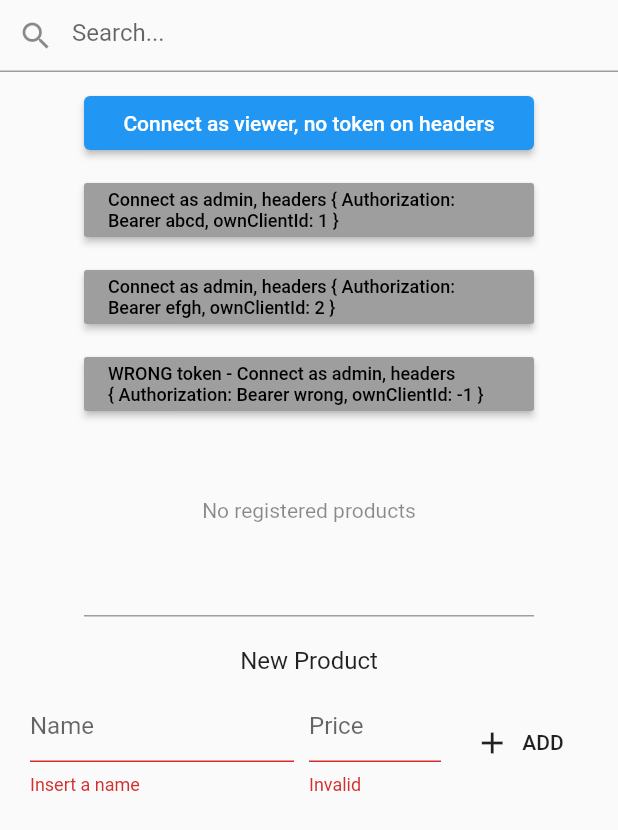
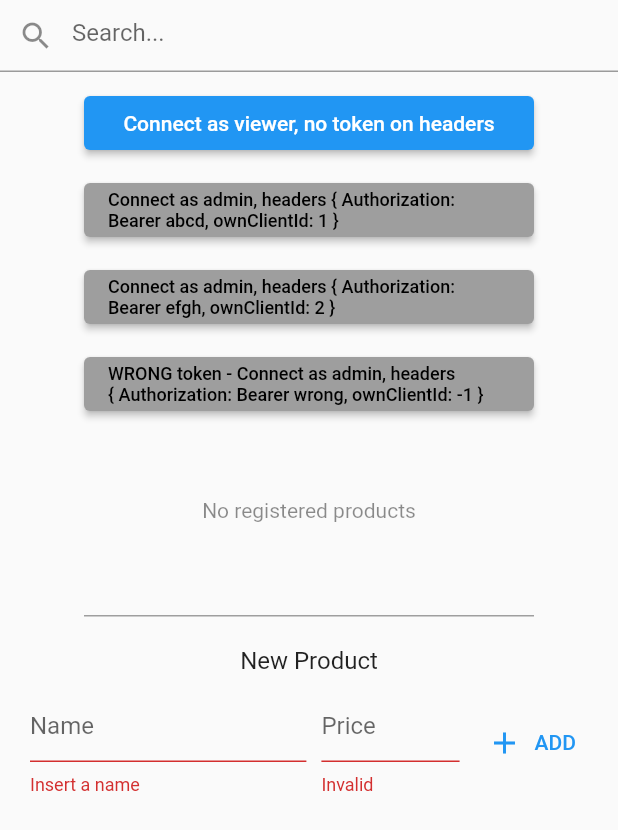
Before and after one commit to RodrigoBertotti/askless-flutter-client, a Flutter app: the CatalogMainPage screen opened directly, after a tap on "ADD", on a phone screen of 412 x 824 dp. Shown: the top 830 px of the screen. Run offline on Flutter 3.47's test engine with Material 2 defaults, Android fonts, the phone set to English and light mode, and no system bars; our stand-ins replace connectivity, random_string, synchronized; network calls fail; statements that could not run were skipped.

Commit message:
Flutter 2.0 examples updates + removing unused imports

```diff
--- a/example/catalog/lib/CatalogMainPage.dart
+++ b/example/catalog/lib/CatalogMainPage.dart
@@ -1,7 +1,6 @@
 import 'package:flutter/material.dart';
 import 'package:askless/askless.dart';
 import 'Product.dart';
-import 'main.dart';
 
 
 class CatalogMainPage extends StatefulWidget {
@@ -233,7 +232,6 @@ class _CatalogMainPageState extends State<CatalogMainPage> {
                         }
                     );
                   },
-                  query: {'search': search},
                 ),
                 SizedBox(
                   height: 20,
@@ -307,7 +305,7 @@ class _CatalogMainPageState extends State<CatalogMainPage> {
                         SizedBox(
                           width: 10,
                         ),
-                        FlatButton.icon(
+                        TextButton.icon(
                             icon: Icon(Icons.add),
                             label: Text('ADD'),
                             onPressed: () async {
@@ -392,8 +390,8 @@ class _CatalogMainPageState extends State<CatalogMainPage> {
       {@required String token, @required int ownClientId, bool wrongToken = false}) {
 
     return Container(
-      width: 300,
-      child: RaisedButton(
+        width: 300,
+        child: ElevatedButton(
           child: Text(
             (wrongToken ? 'WRONG token - ' : '') + 'Connect as admin, headers { Authorization: ' +
                 token.toString() +
@@ -407,8 +405,12 @@ class _CatalogMainPageState extends State<CatalogMainPage> {
               this.connectAsAdmin(ownClientId: ownClientId, token: token, onDisconnect: null);
             });
           },
-          color: getConnectionColor(token, _connection),
-      )
+          style: ButtonStyle(
+              backgroundColor: MaterialStateProperty.all<Color>(
+                  getConnectionColor(token, _connection)
+              )
+          ),
+        )
     );
   }
 
--- a/example/catalog/lib/Product.dart
+++ b/example/catalog/lib/Product.dart
@@ -1,4 +1,3 @@
-import 'package:askless/askless.dart';
 
 class Product{
   int id;
--- a/example/chat/lib/MessageWidget.dart
+++ b/example/chat/lib/MessageWidget.dart
@@ -1,5 +1,4 @@
 import 'package:flutter/material.dart';
-import 'package:askless/askless.dart';
 
 class MessageWidgetOfMyself extends StatelessWidget {
   final String text;
--- a/example/tracking/lib/TrackingApp.dart
+++ b/example/tracking/lib/TrackingApp.dart
@@ -1,9 +1,7 @@
-import 'dart:convert';
 
 import 'package:flutter/material.dart';
 import 'package:askless/askless.dart';
 
-import 'main.dart';
 
 class TrackingApp extends StatelessWidget {
 
@@ -49,7 +47,7 @@ class _MyHomePageState extends State<MyHomePage> {
 
               SizedBox(height: 100,),
 
-              RaisedButton(
+              ElevatedButton(
                 child: Text("I'm waiting", style: _textStyle,),
                 onPressed: (){
                   AsklessClient.instance
--- a/example/tracking/lib/main.dart
+++ b/example/tracking/lib/main.dart
@@ -1,4 +1,3 @@
-import 'dart:convert';
 
 import 'package:flutter/material.dart';
 import 'package:askless/askless.dart';
--- a/lib/src/index.dart
+++ b/lib/src/index.dart
@@ -1,9 +1,6 @@
 import 'dart:async';
-import 'dart:convert';
-import 'package:connectivity/connectivity.dart';
 import 'package:flutter/widgets.dart';
 import 'package:askless/src/tasks/ReconnectClientWhenDidNotReceivePongFromServerTask.dart';
-import 'package:askless/src/middleware/data/request/AbstractRequestCli.dart';
 import 'package:askless/src/middleware/data/request/OperationRequestCli.dart';
 import 'package:askless/src/middleware/data/response/NewRealtimeData.dart';
 import 'package:askless/src/middleware/data/response/ResponseCli.dart';
--- a/lib/src/middleware/HandleReceive.dart
+++ b/lib/src/middleware/HandleReceive.dart
@@ -1,13 +1,10 @@
-import 'dart:convert';
 import 'package:askless/src/index.dart';
 import 'package:askless/src/middleware/Middleware.dart';
-import 'package:askless/src/middleware/data/connection/PingPong.dart';
 import 'package:askless/src/middleware/data/response/AbstractServerData.dart';
 import 'package:askless/src/middleware/data/response/NewRealtimeData.dart';
 import 'package:askless/src/middleware/data/response/ResponseCli.dart';
 import 'package:askless/src/middleware/data/response/ConfigureConnectionResponseCli.dart';
 
-import 'data/request/OperationRequestCli.dart';
 import 'data/response/ServerConfirmReceiptCli.dart';
 
 
@@ -21,7 +18,7 @@ class LastServerMessage{
 
 class HandleReceive{
   final Middleware middleware;
-  final lastMessagesFromServer = List<LastServerMessage>();
+  final lastMessagesFromServer = [];
 
   HandleReceive(this.middleware);
 
--- a/lib/src/middleware/Middleware.dart
+++ b/lib/src/middleware/Middleware.dart
@@ -5,7 +5,6 @@ import 'package:flutter/widgets.dart';
 import 'package:askless/askless.dart';
 import 'package:random_string/random_string.dart';
 import 'package:web_socket_channel/io.dart';
-import 'package:web_socket_channel/status.dart' as status;
 import 'package:askless/src/middleware/HandleReceive.dart';
 import 'package:askless/src/middleware/SendData.dart';
 import 'package:askless/src/middleware/data/request/ClientConfirmReceiptCli.dart';
@@ -14,7 +13,6 @@ import 'package:askless/src/middleware/data/request/ConfigureConnectionRequestCl
 import 'package:askless/src/middleware/data/response/NewRealtimeData.dart';
 import 'package:askless/src/middleware/data/response/RespondError.dart';
 import 'package:askless/src/middleware/data/response/ResponseCli.dart';
-import 'package:askless/src/tasks/SendPingTask.dart';
 import '../index.dart';
 import '../constants.dart';
 import 'data/request/AbstractRequestCli.dart';
@@ -298,8 +296,7 @@ class Middleware {
 
       listenId = LISTEN_PREFIX +
           listenCli.clientRequestId.substring(REQUEST_PREFIX.length);
-      final streamController = new StreamController<
-          NewDataForListener>.broadcast(); // ignore: close_sinks
+      final streamController = new StreamController<NewDataForListener>.broadcast(); // ignore: close_sinks
       final listen = new ClientListeningToRoute(
           route: listenCli.route,
           query: listenCli.query,
--- a/lib/src/middleware/SendData.dart
+++ b/lib/src/middleware/SendData.dart
@@ -7,10 +7,8 @@ import 'package:askless/src/index.dart';
 import 'package:askless/src/middleware/Middleware.dart';
 import 'package:askless/src/middleware/data/response/RespondError.dart';
 import 'data/request/AbstractRequestCli.dart';
-import 'data/request/ConfigureConnectionRequestCli.dart';
 import 'data/request/OperationRequestCli.dart';
 import 'data/response/ResponseCli.dart';
-import 'data/response/ServerConfirmReceiptCli.dart';
 
 typedef void OnResponseCallback(ResponseCli response);
 
--- a/lib/src/middleware/data/connection/PingPong.dart
+++ b/lib/src/middleware/data/connection/PingPong.dart
@@ -1,6 +1,5 @@
 import 'package:flutter/cupertino.dart';
 import 'package:askless/src/middleware/data/request/OperationRequestCli.dart';
-import 'package:askless/src/middleware/data/response/NewRealtimeData.dart';
 
 class ListeningTo extends ListenCli{
   String listenId;
--- a/lib/src/middleware/data/request/AbstractRequestCli.dart
+++ b/lib/src/middleware/data/request/AbstractRequestCli.dart
@@ -1,6 +1,4 @@
-import 'package:flutter/widgets.dart';
 import 'package:random_string/random_string.dart';
-import 'package:askless/src/index.dart';
 
 import '../../../constants.dart';
 
--- a/lib/src/middleware/data/request/ClientConfirmReceiptCli.dart
+++ b/lib/src/middleware/data/request/ClientConfirmReceiptCli.dart
@@ -1,7 +1,5 @@
-import 'package:askless/src/index.dart';
 import 'package:askless/src/middleware/data/request/AbstractRequestCli.dart';
 
-import '../../../index.dart';
 import '../../../constants.dart';
 
 
--- a/lib/src/middleware/data/request/ConfigureConnectionRequestCli.dart
+++ b/lib/src/middleware/data/request/ConfigureConnectionRequestCli.dart
@@ -1,7 +1,5 @@
-import 'package:askless/src/index.dart';
 import 'package:askless/src/middleware/data/request/AbstractRequestCli.dart';
 
-import '../../../index.dart';
 import '../../../constants.dart';
 
 
--- a/lib/src/middleware/data/request/OperationRequestCli.dart
+++ b/lib/src/middleware/data/request/OperationRequestCli.dart
@@ -2,10 +2,8 @@
 
 
 import 'package:flutter/widgets.dart';
-import 'package:askless/src/index.dart';
 import 'package:askless/src/middleware/data/request/AbstractRequestCli.dart';
 
-import '../../../index.dart';
 import '../../../constants.dart';
 
 abstract class _ModifyCli extends AbstractRequestCli{
--- a/lib/src/middleware/data/response/ConfigureConnectionResponseCli.dart
+++ b/lib/src/middleware/data/response/ConfigureConnectionResponseCli.dart
@@ -1,5 +1,3 @@
-import 'package:askless/src/constants.dart';
-import 'package:askless/src/middleware/data/response/RespondError.dart';
 import 'package:askless/src/middleware/data/response/ResponseCli.dart';
 
 class ConfigureConnectionResponseCli extends ResponseCli{
--- a/lib/src/middleware/data/response/NewRealtimeData.dart
+++ b/lib/src/middleware/data/response/NewRealtimeData.dart
@@ -1,5 +1,3 @@
-import 'package:flutter/widgets.dart';
-import 'package:askless/src/middleware/data/response/RespondError.dart';
 
 import 'AbstractServerData.dart';
 
--- a/lib/src/middleware/data/response/ServerConfirmReceiptCli.dart
+++ b/lib/src/middleware/data/response/ServerConfirmReceiptCli.dart
@@ -1,4 +1,3 @@
-import 'package:askless/src/middleware/data/response/RespondError.dart';
 import 'package:askless/src/middleware/data/response/ResponseCli.dart';
 
 class ServerConfirmReceiptCli extends ResponseCli{
--- a/lib/src/tasks/SendPingTask.dart
+++ b/lib/src/tasks/SendPingTask.dart
@@ -1,6 +1,5 @@
 import 'dart:convert';
 
-import 'package:flutter/cupertino.dart';
 import 'package:askless/src/middleware/data/connection/PingPong.dart';
 import 'package:askless/src/middleware/data/response/ConfigureConnectionResponseCli.dart';
 import 'package:askless/src/tasks/TimedTask.dart';
```
Also changed, not shown: 2 other files.
